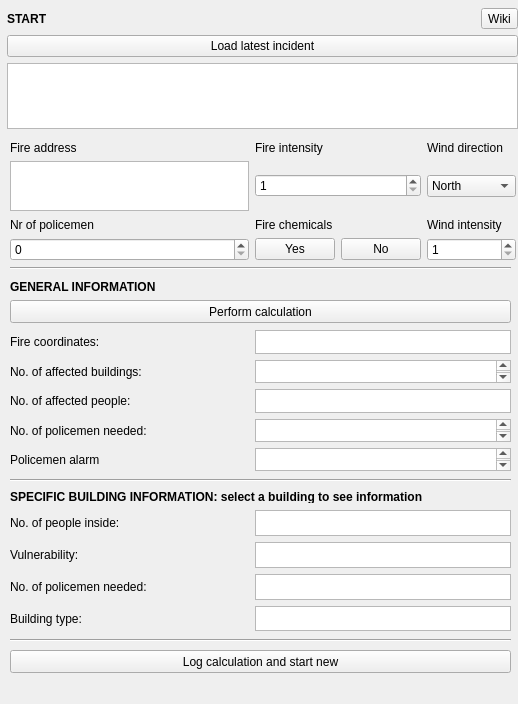
rflteeuwen/2016_Group05_BuildingEvacuationAlarm, file EvacuationAlarm/evacuation_alarm_dockwidget_base.ui: the form before one commit.
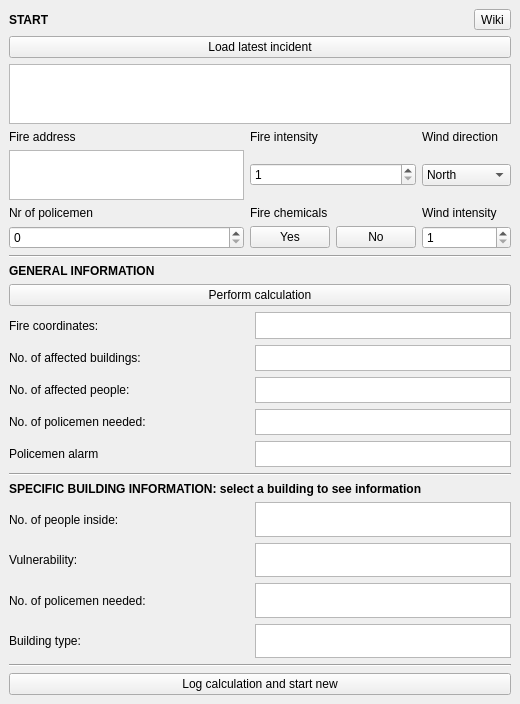
The form after the commit.

Commit message: Noortje: newest interface

What changed in the file:
```diff
--- a/EvacuationAlarm/evacuation_alarm_dockwidget_base.ui
+++ b/EvacuationAlarm/evacuation_alarm_dockwidget_base.ui
@@ -6,23 +6,28 @@
    <rect>
     <x>0</x>
     <y>0</y>
-    <width>518</width>
+    <width>520</width>
     <height>704</height>
    </rect>
   </property>
+  <property name="minimumSize">
+   <size>
+    <width>520</width>
+    <height>704</height>
+   </size>
+  </property>
+  <property name="maximumSize">
+   <size>
+    <width>520</width>
+    <height>704</height>
+   </size>
+  </property>
   <property name="windowTitle">
    <string>DockWidget</string>
   </property>
   <widget class="QWidget" name="dockWidgetContents">
-   <widget class="QWidget" name="layoutWidget">
-    <property name="geometry">
-     <rect>
-      <x>7</x>
-      <y>8</y>
-      <width>511</width>
-      <height>121</height>
-     </rect>
-    </property>
+   <layout class="QVBoxLayout" name="verticalLayout">
+    <item>
     <layout class="QVBoxLayout" name="verticalLayout_5">
      <item>
       <layout class="QHBoxLayout" name="horizontalLayout_2">
@@ -85,16 +90,8 @@
       </widget>
      </item>
     </layout>
-   </widget>
-   <widget class="QWidget" name="layoutWidget_2">
-    <property name="geometry">
-     <rect>
-      <x>10</x>
-      <y>140</y>
-      <width>506</width>
-      <height>121</height>
-     </rect>
-    </property>
+    </item>
+    <item>
     <layout class="QGridLayout" name="gridLayout_4">
      <item row="2" column="1">
       <widget class="QLabel" name="fire_location_name_3">
@@ -246,16 +243,16 @@
       </widget>
      </item>
     </layout>
-   </widget>
+    </item>
+    <item>
+     <widget class="Line" name="line">
+      <property name="orientation">
+       <enum>Qt::Horizontal</enum>
+      </property>
+     </widget>
+    </item>
+    <item>
    <widget class="QLabel" name="calculate_header_4">
-    <property name="geometry">
-     <rect>
-      <x>10</x>
-      <y>280</y>
-      <width>582</width>
-      <height>13</height>
-     </rect>
-    </property>
     <property name="font">
      <font>
       <weight>75</weight>
@@ -267,41 +264,15 @@
      <string>GENERAL INFORMATION</string>
     </property>
    </widget>
-   <widget class="Line" name="line">
-    <property name="geometry">
-     <rect>
-      <x>10</x>
-      <y>260</y>
-      <width>501</width>
-      <height>16</height>
-     </rect>
-    </property>
-    <property name="orientation">
-     <enum>Qt::Horizontal</enum>
-    </property>
-   </widget>
+    </item>
+    <item>
    <widget class="QPushButton" name="affected_buildings_button">
-    <property name="geometry">
-     <rect>
-      <x>10</x>
-      <y>300</y>
-      <width>501</width>
-      <height>23</height>
-     </rect>
-    </property>
     <property name="text">
      <string>Perform calculation</string>
     </property>
    </widget>
-   <widget class="QWidget" name="layoutWidget_3">
-    <property name="geometry">
-     <rect>
-      <x>10</x>
-      <y>330</y>
-      <width>501</width>
-      <height>141</height>
-     </rect>
-    </property>
+    </item>
+    <item>
     <layout class="QGridLayout" name="gridLayout_5">
      <item row="0" column="0">
       <widget class="QLabel" name="fire_location_name_4">
@@ -422,29 +393,16 @@
       </widget>
      </item>
     </layout>
-   </widget>
+    </item>
+    <item>
    <widget class="Line" name="line_2">
-    <property name="geometry">
-     <rect>
-      <x>10</x>
-      <y>470</y>
-      <width>501</width>
-      <height>21</height>
-     </rect>
-    </property>
     <property name="orientation">
      <enum>Qt::Horizontal</enum>
     </property>
    </widget>
+    </item>
+    <item>
    <widget class="QLabel" name="calculate_header_5">
-    <property name="geometry">
-     <rect>
-      <x>10</x>
-      <y>490</y>
-      <width>582</width>
-      <height>13</height>
-     </rect>
-    </property>
     <property name="font">
      <font>
       <weight>75</weight>
@@ -456,15 +414,8 @@
      <string>SPECIFIC BUILDING INFORMATION: select a building to see information</string>
     </property>
    </widget>
-   <widget class="QWidget" name="layoutWidget_4">
-    <property name="geometry">
-     <rect>
-      <x>10</x>
-      <y>510</y>
-      <width>501</width>
-      <height>121</height>
-     </rect>
-    </property>
+    </item>
+    <item>
     <layout class="QGridLayout" name="gridLayout_6">
      <item row="0" column="0">
       <widget class="QLabel" name="no_people_name_2">
@@ -558,34 +509,33 @@
        </property>
       </widget>
      </item>
-    </layout>
-   </widget>
+      <item row="1" column="1">
+       <widget class="QTextEdit" name="vulnerability_output_2">
+        <property name="maximumSize">
+         <size>
+          <width>256</width>
+          <height>50</height>
+         </size>
+        </property>
+       </widget>
+      </item>
+     </layout>
+    </item>
+    <item>
    <widget class="Line" name="line_3">
-    <property name="geometry">
-     <rect>
-      <x>10</x>
-      <y>630</y>
-      <width>501</width>
-      <height>20</height>
-     </rect>
-    </property>
     <property name="orientation">
      <enum>Qt::Horizontal</enum>
     </property>
    </widget>
+    </item>
+    <item>
    <widget class="QPushButton" name="log_close">
-    <property name="geometry">
-     <rect>
-      <x>10</x>
-      <y>650</y>
-      <width>501</width>
-      <height>23</height>
-     </rect>
-    </property>
     <property name="text">
      <string>Log calculation and start new</string>
     </property>
    </widget>
+    </item>
+   </layout>
   </widget>
  </widget>
  <resources/>
```
Left out of the diff: 10 changed lines with no effect on the pictures. Lines whose indentation alone changed are shown as unchanged.
